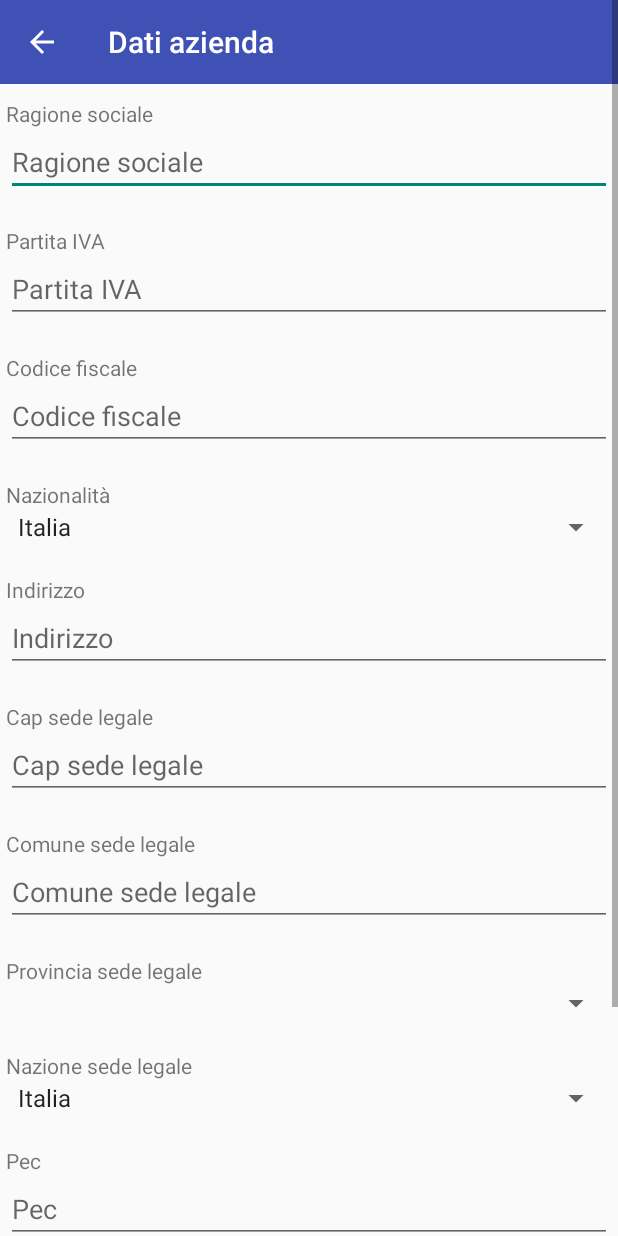
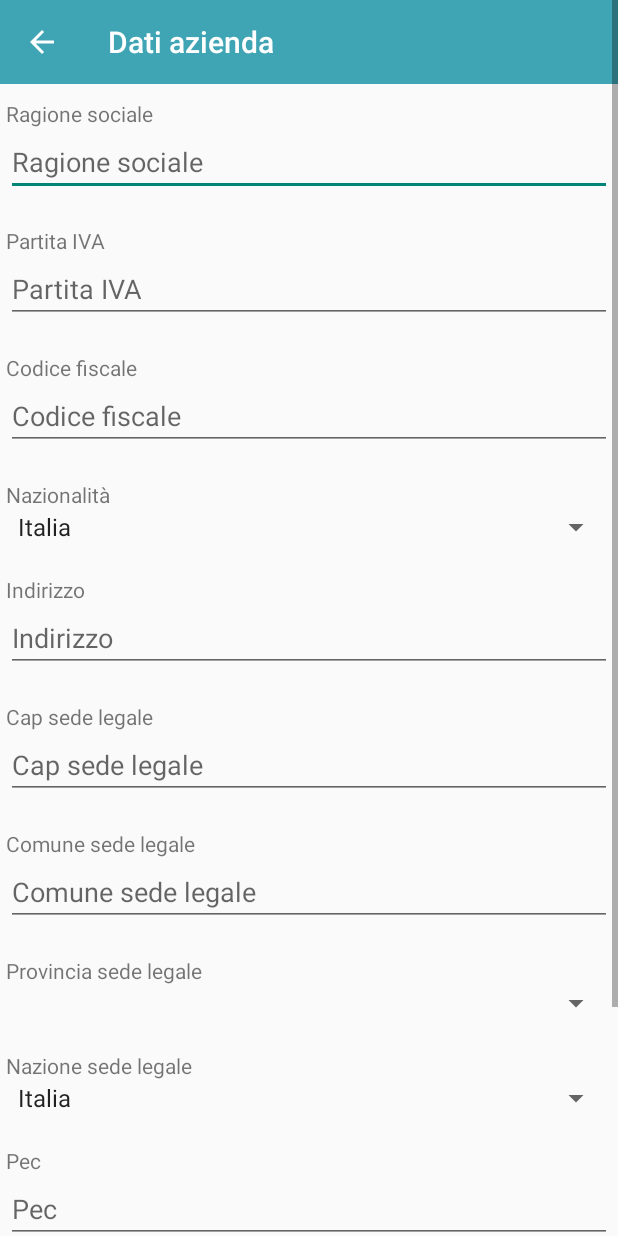
Before and after one commit to frandazzo/eRifornimento, an Android app: the ClienteActivity screen opened directly, with no data from a screen before it, on a phone screen of 412 x 824 dp. Run offline under Robolectric (Android 15) with nearby library versions, the phone set to English and light mode, and no system bars; libraries missing offline, so code that uses them is left out: com.basgeekball.awesomevalidation; 9 statements that could not run were skipped.

Commit message:
Aggiornamento grafica

```diff
--- a/app/src/main/java/it/noesis/erifornimento/model/Anagrafica.java
+++ b/app/src/main/java/it/noesis/erifornimento/model/Anagrafica.java
@@ -5,8 +5,6 @@ import android.text.TextUtils;
 import com.fasterxml.jackson.annotation.JsonIgnore;
 
 public class Anagrafica {
-
-
 
     private String naz = "";
     private String cf = "";
@@ -20,7 +18,6 @@ public class Anagrafica {
     public void setDomFisc(Domicilio domFisc) {
         this.domFisc = domFisc;
     }
-
 
 
     public String getNaz() {
--- a/app/src/main/res/layout/activity_cliente.xml
+++ b/app/src/main/res/layout/activity_cliente.xml
@@ -228,15 +228,14 @@
         </LinearLayout>
 
 
-
         <LinearLayout
             android:layout_width="match_parent"
             android:layout_height="wrap_content"
             android:orientation="vertical"
+            android:paddingBottom="10dp"
             android:paddingLeft="4dp"
             android:paddingRight="4dp"
-            android:paddingTop="10dp"
-            android:paddingBottom="10dp">
+            android:paddingTop="10dp">
 
             <android.support.v7.widget.AppCompatTextView
                 android:layout_width="match_parent"
@@ -248,7 +247,7 @@
                 android:layout_width="match_parent"
                 android:layout_height="wrap_content"
                 android:hint="@string/pec"
-                android:inputType="textEmailAddress"/>
+                android:inputType="textEmailAddress" />
         </LinearLayout>
 
 
@@ -288,18 +287,26 @@
             >
 
             <android.support.v7.widget.AppCompatButton
+                android:id="@+id/btnOk"
                 android:layout_width="0dp"
+                android:layout_height="wrap_content"
                 android:layout_weight="1"
-                android:layout_height="wrap_content"
-                android:id="@+id/btnOk"
-                android:text="@string/ok"/>
+                android:text="@string/ok"
+                android:background="@color/colorPrimary"
+                android:textColor="#fff"
+                android:paddingLeft="15dp"
+                android:paddingRight="15dp"/>
 
             <android.support.v7.widget.AppCompatButton
                 android:layout_width="0dp"
                 android:layout_weight="1"
                 android:layout_height="wrap_content"
                 android:id="@+id/btnCancel"
-                android:text="@string/annulla"/>
+                android:background="@color/colorPrimary"
+                android:textColor="#fff"
+                android:text="@string/annulla"
+                android:layout_marginRight="15dp"
+                android:layout_marginLeft="15dp"/>
 
         </LinearLayout>
 
--- a/app/src/main/res/layout/activity_fattura.xml
+++ b/app/src/main/res/layout/activity_fattura.xml
@@ -243,6 +243,8 @@
                 android:text="@string/invia_fattua_al_server"
                 android:enabled="false"
                 android:id="@+id/sendfattura"
+                android:background="@color/colorPrimary"
+                android:textColor="#fff"
                 />
 
 
--- a/app/src/main/res/values/colors.xml
+++ b/app/src/main/res/values/colors.xml
@@ -1,6 +1,6 @@
 <?xml version="1.0" encoding="utf-8"?>
 <resources>
-    <color name="colorPrimary">#3F51B5</color>
-    <color name="colorPrimaryDark">#303F9F</color>
-    <color name="colorAccent">#FF4081</color>
+    <color name="colorPrimary">#3fa5b5</color>
+    <color name="colorPrimaryDark">#007685</color>
+    <color name="colorAccent">#ff8c21</color>
 </resources>
```
Also changed, not shown: app/src/main/res/layout/activity_main.xml (+8 -3 lines), app/src/main/res/layout/fragment_cliente.xml (+10 -2 lines), app/src/main/res/drawable/edit.png, app/src/main/res/drawable/qrcode.jpg (deleted).
